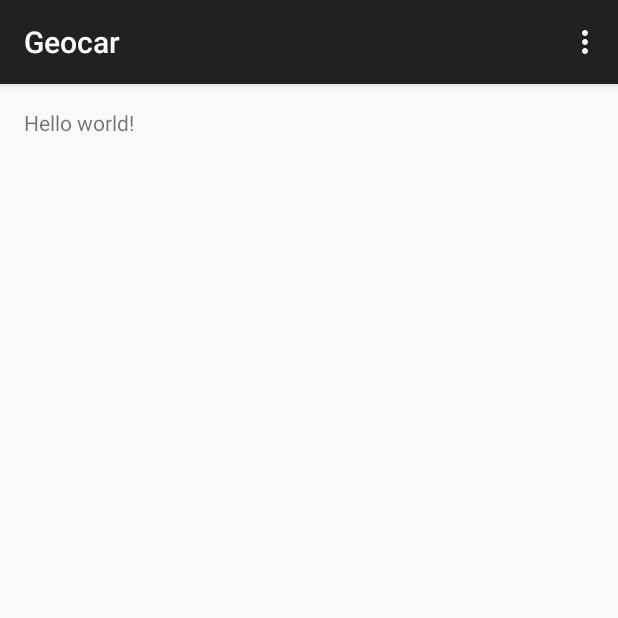
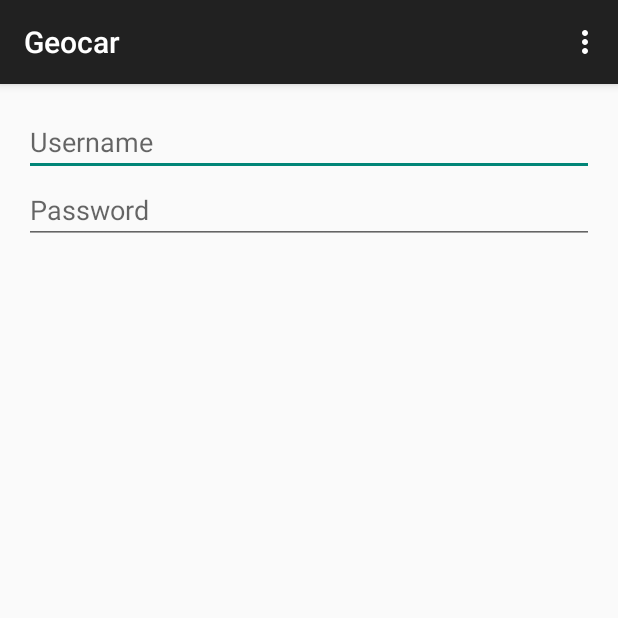
Before and after one commit to Carmain/Geocar, an Android app: the screen it shows after launch (MainActivity), on a phone screen of 412 x 824 dp, the top half of it. Run offline under Robolectric (Android 15) with nearby library versions, the phone set to English and light mode, and no system bars.

Commit message:
Display a simple form (ref #1)

```diff
--- a/app/src/main/res/layout/activity_main.xml
+++ b/app/src/main/res/layout/activity_main.xml
@@ -1,11 +1,24 @@
-<RelativeLayout xmlns:android="http://schemas.android.com/apk/res/android"
-    xmlns:tools="http://schemas.android.com/tools" android:layout_width="match_parent"
-    android:layout_height="match_parent" android:paddingLeft="@dimen/activity_horizontal_margin"
+<LinearLayout xmlns:android="http://schemas.android.com/apk/res/android"
+    xmlns:tools="http://schemas.android.com/tools"
+    android:layout_width="match_parent"
+    android:layout_height="match_parent"
+    android:paddingLeft="@dimen/activity_horizontal_margin"
     android:paddingRight="@dimen/activity_horizontal_margin"
     android:paddingTop="@dimen/activity_vertical_margin"
-    android:paddingBottom="@dimen/activity_vertical_margin" tools:context=".MainActivity">
+    android:paddingBottom="@dimen/activity_vertical_margin"
+    tools:context=".MainActivity"
+    android:orientation="vertical">
 
-    <TextView android:text="@string/hello_world" android:layout_width="wrap_content"
-        android:layout_height="wrap_content" />
+    <EditText
+        android:hint="@string/hint_username"
+        android:layout_width="match_parent"
+        android:layout_height="wrap_content"
+        android:inputType="text"/>
 
-</RelativeLayout>
+    <EditText
+        android:hint="@string/hint_password"
+        android:layout_width="match_parent"
+        android:layout_height="wrap_content"
+        android:inputType="textPassword"/>
+
+</LinearLayout>
--- a/app/src/main/res/values/strings.xml
+++ b/app/src/main/res/values/strings.xml
@@ -1,8 +1,12 @@
 <?xml version="1.0" encoding="utf-8"?>
 <resources>
 
+    <string name="hello_world">Hello world!</string>
+
     <string name="app_name">Geocar</string>
-    <string name="hello_world">Hello world!</string>
     <string name="action_settings">Settings</string>
 
+    <string name="hint_username">Username</string>
+    <string name="hint_password">Password</string>
+
 </resources>
```
